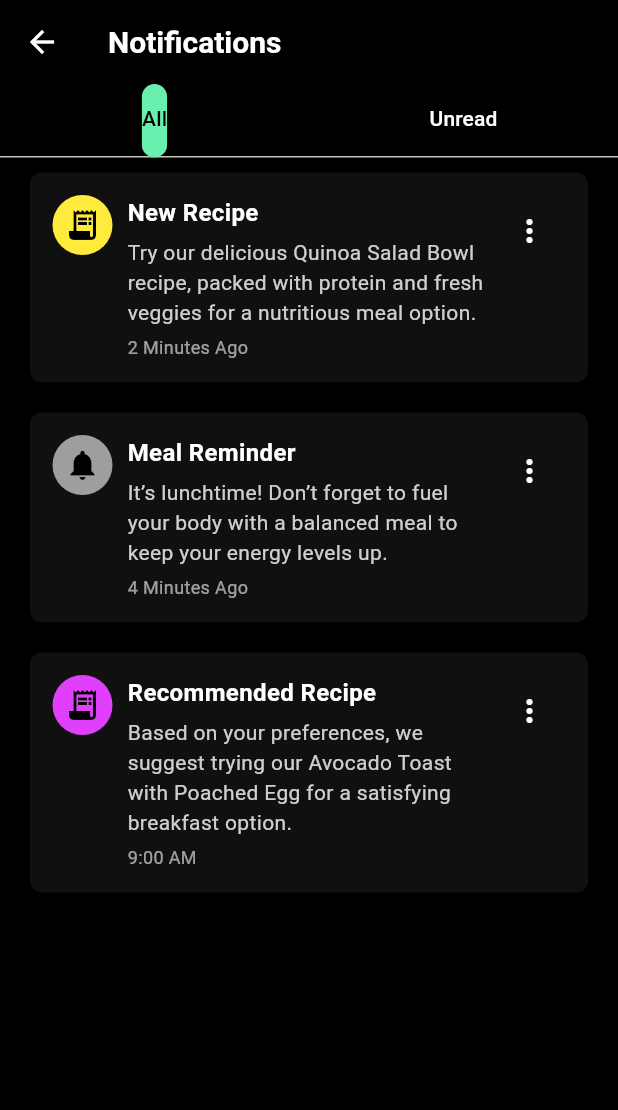
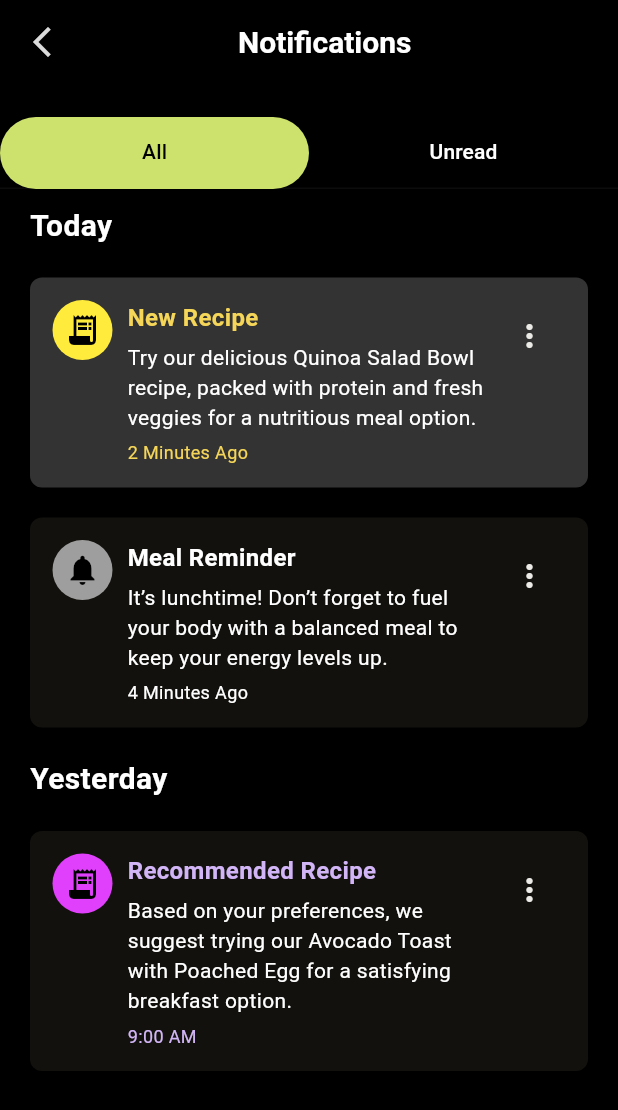
Before and after one commit to rav3zster/totalhealthy-ai, a Flutter app: the NotificationsPage screen opened directly, on a phone screen of 412 x 824 dp. Shown: the top 1110 px of the screen. Run offline on Flutter 3.47's test engine with Material 3 defaults, Android fonts, the phone set to English and light mode, and no system bars; our stand-ins replace get.

Commit message:
nutritional goal and notification

```diff
--- a/lib/app/modules/notification/widgets/notification_page.dart
+++ b/lib/app/modules/notification/widgets/notification_page.dart
@@ -64,23 +64,44 @@ class _NotificationsPageState extends State<NotificationsPage>
       appBar: AppBar(
         backgroundColor: Colors.transparent,
         elevation: 0,
-        leading: Icon(Icons.arrow_back, color: Colors.white),
-        title: Text('Notifications', style: TextStyle(color: Colors.white)),
-        bottom: TabBar(
+        leading: Icon(Icons.arrow_back_ios_new_outlined, color: Color(0XFFDBDBDB)),
+        title: SizedBox(
+          width: double.infinity,
+          child: Padding(
+            padding: EdgeInsets.only(right: 35), // Adjust this value to control the left shift
+            child: Center(
+              child: Text(
+                'Notifications',
+                style: TextStyle(color: Color(0XFFFFFFFF)),
+              ),
+            ),
+          ),
+        ),
+        bottom: PreferredSize(
+          preferredSize: Size.fromHeight(70), // Adjust height if needed
+          child: Material(
+            elevation: 0, // Remove any elevation that might cause a shadow line
+            color: Colors.black, // TabBar background color
+            child: TabBar(
               controller: _tabController,
-          indicatorColor: Colors.greenAccent,
-          indicatorWeight: 3,
               tabs: [
                 Tab(text: 'All'),
                 Tab(text: 'Unread'),
               ],
               labelColor: Colors.black,
               unselectedLabelColor: Colors.white,
+              dividerColor: Color(0XFF0C0C0C),
               indicator: BoxDecoration(
-            borderRadius: BorderRadius.circular(50),
-            color: Colors.greenAccent,
+                color: Color(0XFFCDE26D),  // Background color of selected tab
+                borderRadius: BorderRadius.circular(50),  // Rounded indicator
+              ),
+              indicatorSize: TabBarIndicatorSize.tab,  // Make the indicator cover the entire tab width
+              // Remove the line by ensuring no other indicators are present
             ),
           ),
+        ),
+
+
       ),
       body: TabBarView(
         controller: _tabController,
@@ -89,48 +110,118 @@ class _NotificationsPageState extends State<NotificationsPage>
           ListView.builder(
             itemCount: notifications.length,
             itemBuilder: (context, index) {
-              final notification = notifications[index];
+              // Adding "Today" and "Yesterday" labels
+              if (index == 0) {
+                return Column(
+                  crossAxisAlignment: CrossAxisAlignment.start,
+                  children: [
+                    // "Today" label
+                    Padding(
+                      padding: const EdgeInsets.symmetric(horizontal: 20.0, vertical: 10),
+                      child: Text(
+                        "Today",
+                        style: TextStyle(
+                          fontSize: 20, // Adjusted font size
+                          color: Color(0xFFFFFFFF), // Color #FFFFFF
+                          fontWeight: FontWeight.bold,
+                        ),
+                      ),
+                    ),
+                    // Build notification card for New Recipe with yellow color
+                    buildNotificationCard(
+                      notifications[index]['title'],
+                      notifications[index]['content'],
+                      notifications[index]['time'],
+                      getIcon(notifications[index]['icon']),
+                      getColor(notifications[index]['iconColor']),
+                      Color(0xFFF5D658), // Title color for New Recipe (Yellow)
+                      Color(0xFFF5D658),
+                      true// Time color for New Recipe (Yellow)
+                    ),
+                  ],
+                );
+              } else if (notifications[index]['title'] == "Meal Reminder") {
                 return buildNotificationCard(
-                notification['title'],
-                notification['content'],
-                notification['time'],
-                getIcon(notification['icon']),
-                getColor(notification['iconColor']),
+                  notifications[index]['title'],
+                  notifications[index]['content'],
+                  notifications[index]['time'],
+                  getIcon(notifications[index]['icon']),
+                  getColor(notifications[index]['iconColor']),
+                  Color(0xFFFFFFFF), // Title color for Meal Reminder (White)
+                  Color(0xFFFFFFFF),
+                  false// Time color for Meal Reminder (White)
                 );
+              } else if (notifications[index]['time'] == "9:00 AM") {
+                return Column(
+                  crossAxisAlignment: CrossAxisAlignment.start,
+                  children: [
+                    // "Yesterday" label
+                    Padding(
+                      padding: const EdgeInsets.symmetric(horizontal: 20.0, vertical: 10),
+                      child: Text(
+                        "Yesterday",
+                        style: TextStyle(
+                          fontSize: 20, // Adjusted font size
+                          color: Color(0xFFFFFFFF), // Color #FFFFFF
+                          fontWeight: FontWeight.bold,
+                        ),
+                      ),
+                    ),
+                    // Build notification card for the Recommended Recipe
+                    buildNotificationCard(
+                      notifications[index]['title'],
+                      notifications[index]['content'],
+                      notifications[index]['time'],
+                      getIcon(notifications[index]['icon']),
+                      getColor(notifications[index]['iconColor']),
+                      Color(0xFFD2B5F6), // Title color for Recommended Recipe
+                      Color(0xFFD2B5F6),
+                      false// Time color for Recommended Recipe
+                    ),
+                  ],
+                );
+              } else {
+                return buildNotificationCard(
+                  notifications[index]['title'],
+                  notifications[index]['content'],
+                  notifications[index]['time'],
+                  getIcon(notifications[index]['icon']),
+                  getColor(notifications[index]['iconColor']),
+                  Color(0xFFFFFFFF), // Title color for other notifications
+                  Color(0xFFFFFFFF),
+                  false// Time color for other notifications
+                );
+              }
             },
           ),
-          // Unread Notifications Tab (You can modify this to load unread notifications)
-          ListView(
-            children: [
-              buildNotificationCard(
-                "Recommended Recipe",
-                "We suggest trying our Avocado Toast with Poached Egg for a satisfying breakfast.",
-                "9:00 AM",
-                Icons.receipt_long,
-                Colors.purpleAccent,
-              ),
-            ],
-          ),
+
         ],
       ),
     );
   }
 
 // Function to build notification cards
-  Widget buildNotificationCard(String title, String content, String time,
-      IconData icon, Color iconColor) {
+  Widget buildNotificationCard(
+      String title,
+      String content,
+      String time,
+      IconData icon,
+      Color iconColor,
+      Color titleColor,
+      Color timeColor,
+      bool isActive) {
     return Container(
       margin: EdgeInsets.symmetric(horizontal: 20, vertical: 10),
       padding: EdgeInsets.all(15),
       decoration: BoxDecoration(
-        color: Colors.grey.withOpacity(0.1),
+        color: isActive ? Color(0XFF333333): Color(0XFF12110D),
         borderRadius: BorderRadius.circular(8),
       ),
       child: Row(
         crossAxisAlignment: CrossAxisAlignment.start,
         children: [
           CircleAvatar(
-            backgroundColor: iconColor,
+            backgroundColor: iconColor, // Use provided icon color
             child: Icon(icon, color: Colors.black),
           ),
           SizedBox(width: 10),
@@ -141,7 +232,7 @@ class _NotificationsPageState extends State<NotificationsPage>
                 Text(
                   title,
                   style: TextStyle(
-                      color: Colors.white,
+                      color: titleColor, // Use provided title color
                       fontWeight: FontWeight.bold,
                       fontSize: 16),
                 ),
@@ -149,25 +240,28 @@ class _NotificationsPageState extends State<NotificationsPage>
                 Text(
                   content,
                   style: TextStyle(
-                      color: Colors.white.withOpacity(0.8), fontSize: 14),
+                      color: Color(0xFFFFFFFF), // Set content text color to #FFFFFF
+                      fontSize: 14),
                 ),
                 SizedBox(height: 5),
                 Text(
                   time,
                   style: TextStyle(
-                      color: Colors.white.withOpacity(0.6), fontSize: 12),
+                      color: timeColor, // Use provided time color
+                      fontSize: 12),
                 ),
               ],
             ),
           ),
           IconButton(
             onPressed: () {},
-            icon: Icon(Icons.more_vert, color: Colors.white),
+            icon: Icon(Icons.more_vert, color: Color(0XFFECEBE7)),
           ),
         ],
       ),
     );
   }
+
 
   // Function to map icon name from JSON to IconData
   IconData getIcon(String iconName) {
--- a/lib/app/routes/app_pages.dart
+++ b/lib/app/routes/app_pages.dart
@@ -1,6 +1,12 @@
 import 'package:get/get.dart';
 
 import '../modules/Onboarding_Screen/Onboarding_view.dart';
+import '../modules/client_dashboard/bindings/client_dashboard_bindings.dart';
+import '../modules/client_dashboard/views/client_dashboard_views.dart';
+import '../modules/create_meal/bindings/create_meal_binding.dart';
+import '../modules/create_meal/views/create_meal_view.dart';
+import '../modules/empty_data_screen/bindings/empty_data_screen_bindings.dart';
+import '../modules/empty_data_screen/views/empty_data_screen_views.dart';
 import '../modules/generate_ai/bindings/generate_ai_binding.dart';
 import '../modules/generate_ai/views/generate_ai_view.dart';
 import '../modules/home/bindings/home_binding.dart';
@@ -18,7 +24,8 @@ import '../modules/nutrition_goal/bindings/nutrition_goal_binding.dart';
 import '../modules/nutrition_goal/views/nutrition_goal_view.dart';
 import '../modules/registration/bindings/registration_binding.dart';
 import '../modules/registration/views/registration_view.dart';
-
+import '../modules/swipe_screen/bindings/swipe_screen_bindings.dart';
+import '../modules/swipe_screen/views/swipe_screen_views.dart';
 import '../modules/welcom_screen/bindings/welcome-screen-bindings.dart';
 import '../modules/welcom_screen/views/welcome-screen-views.dart';
 import '../modules/trainer_dashboard/bindings/trainer_dashboard_bindings.dart';
@@ -31,8 +38,7 @@ part 'app_routes.dart';
 class AppPages {
   AppPages._();
 
-  static const INITIAL = Routes.CreateMeal;
-
+  static const INITIAL = Routes.NUTRITION_GOAL;
 
   static final routes = [
     GetPage(
--- a/pubspec.yaml
+++ b/pubspec.yaml
@@ -62,7 +62,7 @@ flutter:
 
   # To add assets to your application, add an assets section, like this:
   assets:
-     - assets/meal.png
+     - assets/
   #   - images/a_dot_ham.jpeg
 
   # An image asset can refer to one or more resolution-specific "variants", see
```
Lines whose indentation alone changed are shown as unchanged.
